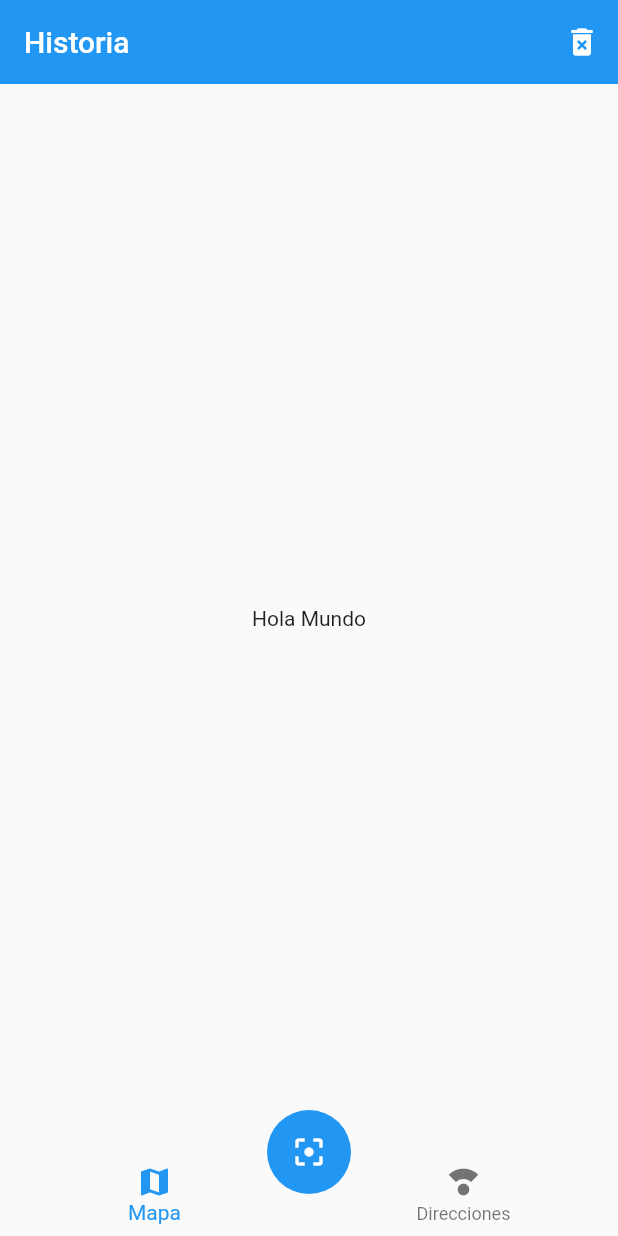
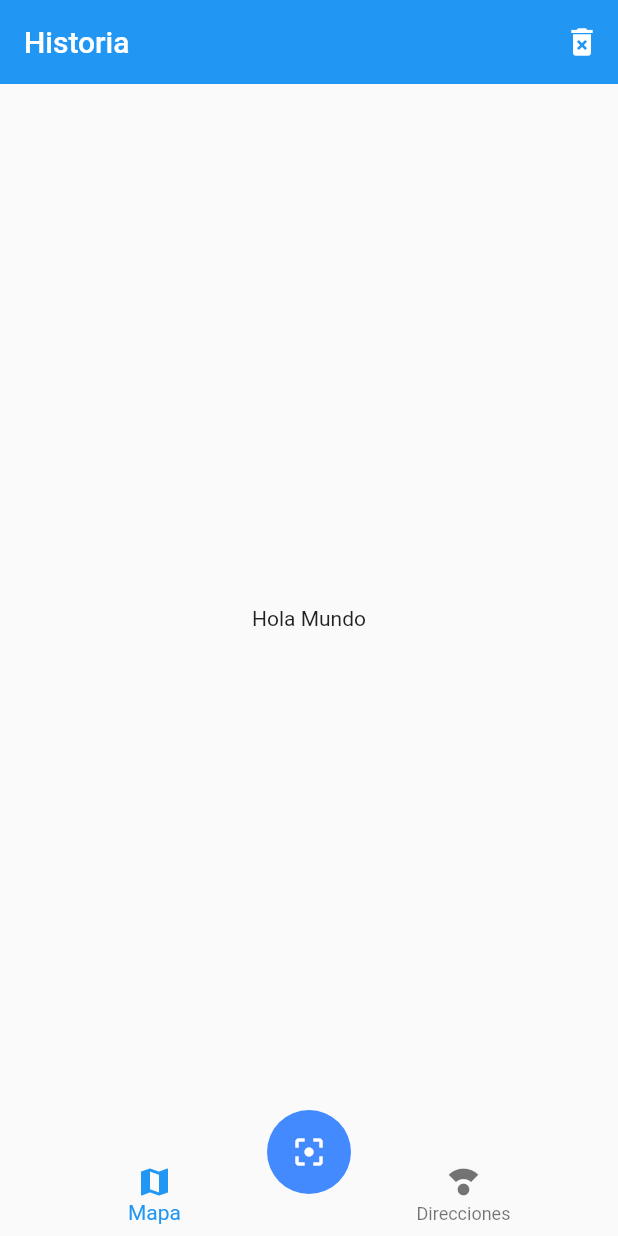
Before and after one commit to Diego-Luna/Flutter-proyects, a Flutter app: the screen it shows after launch, on a phone screen of 412 x 824 dp. Run offline on Flutter 3.47's test engine with Material 2 defaults, Android fonts, the phone set to English and light mode, and no system bars; our stand-ins replace card_swiper.

Commit message:
Tema de la aplicación

```diff
--- a/app_qr_reader/lib/main.dart
+++ b/app_qr_reader/lib/main.dart
@@ -15,9 +15,15 @@ class MyApp extends StatelessWidget {
       title: 'QR Reader',
       initialRoute: 'home',
       routes: {
-        'home': (_) => HomePage(),
-        'mapa': (_) => MapaPage()
+        'home': (_) => const HomePage(),
+        'mapa': (_) => const MapaPage()
       },
+      theme: ThemeData(
+        primaryColor: Colors.blue,
+        floatingActionButtonTheme: const FloatingActionButtonThemeData(
+          backgroundColor: Colors.blueAccent,
+        ),
+      ),
     );
   }
 }
```
